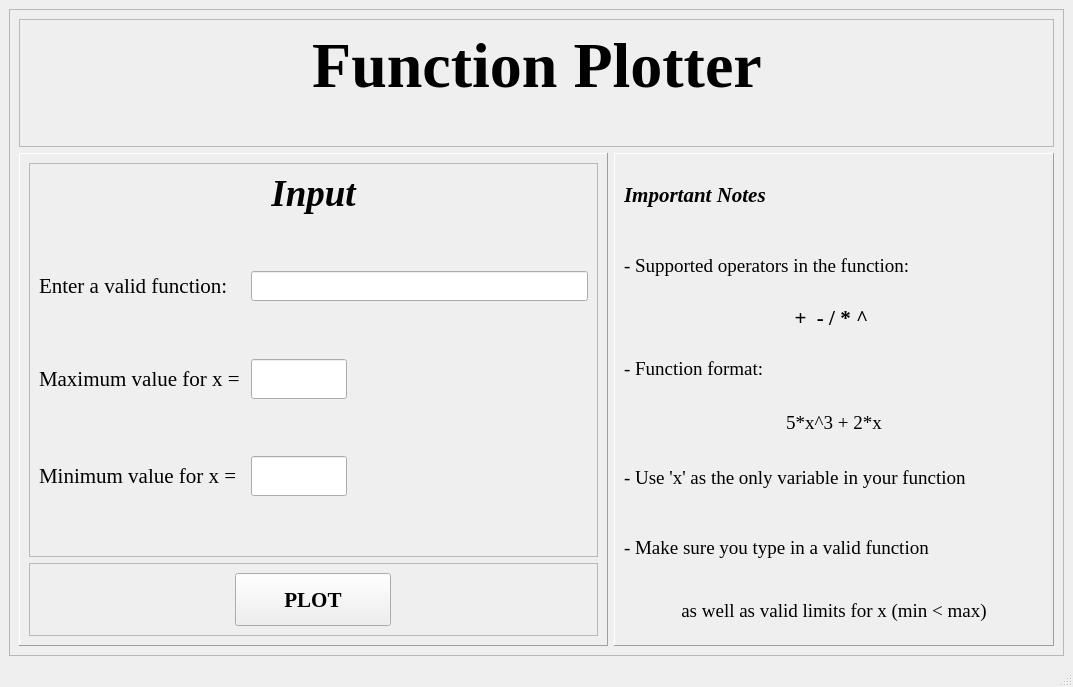
Qt form Design.ui (AbdelrahmanHamdyy/Function-Plotter) before a commit.
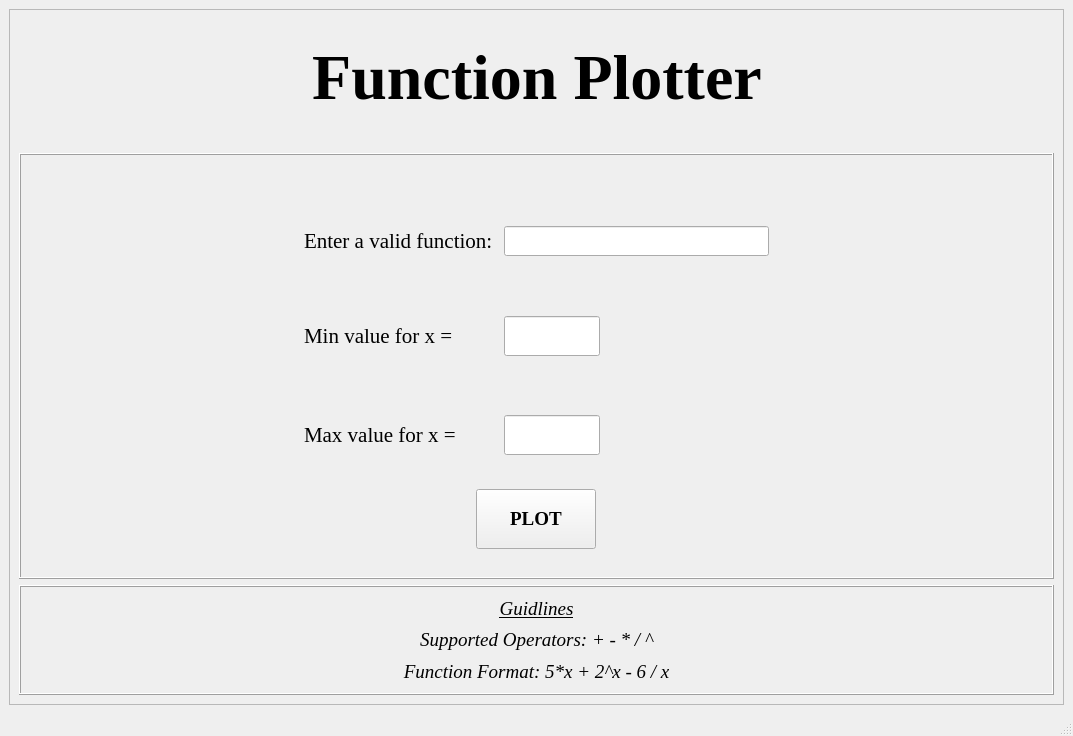
The same form after that commit.

```diff
--- a/Design.ui
+++ b/Design.ui
@@ -7,9 +7,46 @@
     <x>0</x>
     <y>0</y>
     <width>1073</width>
-    <height>687</height>
+    <height>736</height>
    </rect>
   </property>
+  <property name="palette">
+   <palette>
+    <active>
+     <colorrole role="Mid">
+      <brush brushstyle="SolidPattern">
+       <color alpha="255">
+        <red>167</red>
+        <green>167</green>
+        <blue>167</blue>
+       </color>
+      </brush>
+     </colorrole>
+    </active>
+    <inactive>
+     <colorrole role="Mid">
+      <brush brushstyle="SolidPattern">
+       <color alpha="255">
+        <red>167</red>
+        <green>167</green>
+        <blue>167</blue>
+       </color>
+      </brush>
+     </colorrole>
+    </inactive>
+    <disabled>
+     <colorrole role="Mid">
+      <brush brushstyle="SolidPattern">
+       <color alpha="255">
+        <red>167</red>
+        <green>167</green>
+        <blue>167</blue>
+       </color>
+      </brush>
+     </colorrole>
+    </disabled>
+   </palette>
+  </property>
   <property name="windowTitle">
    <string>Function Plotter</string>
   </property>
@@ -20,7 +57,7 @@
       <property name="minimumSize">
        <size>
         <width>850</width>
-        <height>520</height>
+        <height>580</height>
        </size>
       </property>
       <property name="frameShape">
@@ -30,6 +67,93 @@
        <enum>QFrame::Raised</enum>
       </property>
       <layout class="QGridLayout" name="gridLayout_5">
+       <item row="2" column="0" colspan="2">
+        <widget class="QFrame" name="frame_3">
+         <property name="minimumSize">
+          <size>
+           <width>0</width>
+           <height>110</height>
+          </size>
+         </property>
+         <property name="maximumSize">
+          <size>
+           <width>16777215</width>
+           <height>16777215</height>
+          </size>
+         </property>
+         <property name="frameShape">
+          <enum>QFrame::Box</enum>
+         </property>
+         <property name="frameShadow">
+          <enum>QFrame::Raised</enum>
+         </property>
+         <layout class="QGridLayout" name="gridLayout_2">
+          <item row="0" column="0">
+           <widget class="QLabel" name="label_2">
+            <property name="font">
+             <font>
+              <family>Times New Roman</family>
+              <pointsize>14</pointsize>
+              <italic>true</italic>
+              <underline>true</underline>
+             </font>
+            </property>
+            <property name="frameShape">
+             <enum>QFrame::NoFrame</enum>
+            </property>
+            <property name="text">
+             <string>Guidlines</string>
+            </property>
+            <property name="alignment">
+             <set>Qt::AlignCenter</set>
+            </property>
+           </widget>
+          </item>
+          <item row="1" column="0">
+           <widget class="QLabel" name="label_3">
+            <property name="font">
+             <font>
+              <family>Times New Roman</family>
+              <pointsize>14</pointsize>
+              <italic>true</italic>
+              <underline>false</underline>
+             </font>
+            </property>
+            <property name="frameShape">
+             <enum>QFrame::NoFrame</enum>
+            </property>
+            <property name="text">
+             <string>Supported Operators: + - * / ^</string>
+            </property>
+            <property name="alignment">
+             <set>Qt::AlignCenter</set>
+            </property>
+           </widget>
+          </item>
+          <item row="2" column="0">
+           <widget class="QLabel" name="label_4">
+            <property name="font">
+             <font>
+              <family>Times New Roman</family>
+              <pointsize>14</pointsize>
+              <italic>true</italic>
+              <underline>false</underline>
+             </font>
+            </property>
+            <property name="frameShape">
+             <enum>QFrame::NoFrame</enum>
+            </property>
+            <property name="text">
+             <string>Function Format: 5*x + 2^x - 6 / x</string>
+            </property>
+            <property name="alignment">
+             <set>Qt::AlignCenter</set>
+            </property>
+           </widget>
+          </item>
+         </layout>
+        </widget>
+       </item>
        <item row="0" column="0" colspan="2">
         <widget class="QFrame" name="Title">
          <property name="maximumSize">
@@ -39,13 +163,26 @@
           </size>
          </property>
          <property name="frameShape">
-          <enum>QFrame::StyledPanel</enum>
+          <enum>QFrame::NoFrame</enum>
          </property>
          <property name="frameShadow">
           <enum>QFrame::Raised</enum>
          </property>
          <layout class="QGridLayout" name="gridLayout_6">
-          <item row="0" column="0">
+          <item row="1" column="2">
+           <spacer name="horizontalSpacer_2">
+            <property name="orientation">
+             <enum>Qt::Horizontal</enum>
+            </property>
+            <property name="sizeHint" stdset="0">
+             <size>
+              <width>70</width>
+              <height>20</height>
+             </size>
+            </property>
+           </spacer>
+          </item>
+          <item row="1" column="0">
            <spacer name="horizontalSpacer">
             <property name="orientation">
              <enum>Qt::Horizontal</enum>
@@ -61,20 +198,7 @@
             </property>
            </spacer>
           </item>
-          <item row="0" column="2">
-           <spacer name="horizontalSpacer_2">
-            <property name="orientation">
-             <enum>Qt::Horizontal</enum>
-            </property>
-            <property name="sizeHint" stdset="0">
-             <size>
-              <width>70</width>
-              <height>20</height>
-             </size>
-            </property>
-           </spacer>
-          </item>
-          <item row="0" column="1">
+          <item row="1" column="1">
            <widget class="QLabel" name="label_19">
             <property name="font">
              <font>
@@ -93,7 +217,7 @@
             </property>
            </widget>
           </item>
-          <item row="1" column="1">
+          <item row="3" column="1">
            <spacer name="verticalSpacer">
             <property name="orientation">
              <enum>Qt::Vertical</enum>
@@ -106,73 +230,60 @@
             </property>
            </spacer>
           </item>
+          <item row="2" column="1">
+           <spacer name="verticalSpacer_6">
+            <property name="orientation">
+             <enum>Qt::Vertical</enum>
+            </property>
+            <property name="sizeHint" stdset="0">
+             <size>
+              <width>20</width>
+              <height>40</height>
+             </size>
+            </property>
+           </spacer>
+          </item>
+          <item row="0" column="1">
+           <spacer name="verticalSpacer_7">
+            <property name="orientation">
+             <enum>Qt::Vertical</enum>
+            </property>
+            <property name="sizeHint" stdset="0">
+             <size>
+              <width>20</width>
+              <height>40</height>
+             </size>
+            </property>
+           </spacer>
+          </item>
          </layout>
         </widget>
        </item>
-       <item row="1" column="0">
-        <widget class="QFrame" name="Input">
+       <item row="1" column="0" colspan="2">
+        <widget class="QFrame" name="frame_2">
          <property name="frameShape">
-          <enum>QFrame::Panel</enum>
+          <enum>QFrame::Box</enum>
          </property>
          <property name="frameShadow">
           <enum>QFrame::Raised</enum>
          </property>
-         <layout class="QGridLayout" name="gridLayout_7">
-          <item row="1" column="0" colspan="2">
-           <widget class="QFrame" name="frame_2">
+         <layout class="QGridLayout" name="gridLayout_4">
+          <item row="0" column="0">
+           <widget class="QFrame" name="Input">
             <property name="maximumSize">
              <size>
               <width>16777215</width>
-              <height>90</height>
+              <height>525</height>
              </size>
             </property>
             <property name="frameShape">
-             <enum>QFrame::StyledPanel</enum>
+             <enum>QFrame::NoFrame</enum>
             </property>
             <property name="frameShadow">
              <enum>QFrame::Raised</enum>
             </property>
-            <layout class="QGridLayout" name="gridLayout_10">
-             <item row="0" column="0">
-              <widget class="QPushButton" name="pushButton_3">
-               <property name="minimumSize">
-                <size>
-                 <width>0</width>
-                 <height>53</height>
-                </size>
-               </property>
-               <property name="maximumSize">
-                <size>
-                 <width>156</width>
-                 <height>72</height>
-                </size>
-               </property>
-               <property name="font">
-                <font>
-                 <family>Times New Roman</family>
-                 <pointsize>16</pointsize>
-                 <weight>75</weight>
-                 <bold>true</bold>
-                </font>
-               </property>
-               <property name="text">
-                <string>PLOT</string>
-               </property>
-              </widget>
-             </item>
-            </layout>
-           </widget>
-          </item>
-          <item row="0" column="0" colspan="2">
-           <widget class="QFrame" name="frame_3">
-            <property name="frameShape">
-             <enum>QFrame::StyledPanel</enum>
-            </property>
-            <property name="frameShadow">
-             <enum>QFrame::Raised</enum>
-            </property>
-            <layout class="QGridLayout" name="gridLayout_11">
-             <item row="2" column="0">
+            <layout class="QGridLayout" name="gridLayout">
+             <item row="1" column="1">
               <widget class="QLabel" name="label">
                <property name="font">
                 <font>
@@ -185,33 +296,55 @@
                </property>
               </widget>
              </item>
-             <item row="3" column="0">
-              <spacer name="verticalSpacer_3">
-               <property name="orientation">
-                <enum>Qt::Vertical</enum>
-               </property>
-               <property name="sizeHint" stdset="0">
+             <item row="3" column="2">
+              <widget class="QLineEdit" name="lineEdit_8">
+               <property name="minimumSize">
                 <size>
-                 <width>20</width>
+                 <width>0</width>
                  <height>40</height>
                 </size>
                </property>
-              </spacer>
-             </item>
-             <item row="4" column="0">
-              <widget class="QLabel" name="label_8">
+               <property name="maximumSize">
+                <size>
+                 <width>96</width>
+                 <height>16777215</height>
+                </size>
+               </property>
                <property name="font">
                 <font>
                  <family>Times New Roman</family>
-                 <pointsize>16</pointsize>
+                 <pointsize>14</pointsize>
                 </font>
                </property>
-               <property name="text">
-                <string>Maximum value for x = </string>
-               </property>
               </widget>
              </item>
              <item row="2" column="1">
+              <spacer name="verticalSpacer_3">
+               <property name="orientation">
+                <enum>Qt::Vertical</enum>
+               </property>
+               <property name="sizeHint" stdset="0">
+                <size>
+                 <width>20</width>
+                 <height>40</height>
+                </size>
+               </property>
+              </spacer>
+             </item>
+             <item row="4" column="1">
+              <spacer name="verticalSpacer_4">
+               <property name="orientation">
+                <enum>Qt::Vertical</enum>
+               </property>
+               <property name="sizeHint" stdset="0">
+                <size>
+                 <width>20</width>
+                 <height>40</height>
+                </size>
+               </property>
+              </spacer>
+             </item>
+             <item row="1" column="2">
               <widget class="QLineEdit" name="lineEdit_7">
                <property name="minimumSize">
                 <size>
@@ -221,7 +354,7 @@
                </property>
                <property name="maximumSize">
                 <size>
-                 <width>800</width>
+                 <width>479</width>
                  <height>16777215</height>
                 </size>
                </property>
@@ -233,87 +366,46 @@
                </property>
               </widget>
              </item>
-             <item row="5" column="0">
-              <spacer name="verticalSpacer_4">
+             <item row="1" column="3">
+              <spacer name="horizontalSpacer_4">
                <property name="orientation">
-                <enum>Qt::Vertical</enum>
+                <enum>Qt::Horizontal</enum>
                </property>
                <property name="sizeHint" stdset="0">
                 <size>
-                 <width>20</width>
-                 <height>40</height>
-                </size>
-               </property>
-              </spacer>
-             </item>
-             <item row="6" column="0">
-              <widget class="QLabel" name="label_10">
-               <property name="font">
-                <font>
-                 <family>Times New Roman</family>
-                 <pointsize>16</pointsize>
-                </font>
-               </property>
-               <property name="text">
-                <string>Minimum value for x = </string>
-               </property>
-              </widget>
-             </item>
-             <item row="7" column="0">
-              <spacer name="verticalSpacer_5">
-               <property name="orientation">
-                <enum>Qt::Vertical</enum>
-               </property>
-               <property name="sizeHint" stdset="0">
-                <size>
-                 <width>20</width>
-                 <height>40</height>
+                 <width>40</width>
+                 <height>20</height>
                 </size>
                </property>
               </spacer>
              </item>
              <item row="1" column="0">
-              <spacer name="verticalSpacer_2">
+              <spacer name="horizontalSpacer_3">
                <property name="orientation">
-                <enum>Qt::Vertical</enum>
+                <enum>Qt::Horizontal</enum>
                </property>
                <property name="sizeHint" stdset="0">
                 <size>
-                 <width>20</width>
-                 <height>40</height>
+                 <width>40</width>
+                 <height>20</height>
                 </size>
                </property>
               </spacer>
              </item>
-             <item row="0" column="0" colspan="2">
-              <widget class="QLabel" name="label_18">
-               <property name="maximumSize">
-                <size>
-                 <width>16777215</width>
-                 <height>56</height>
-                </size>
-               </property>
+             <item row="5" column="1">
+              <widget class="QLabel" name="label_10">
                <property name="font">
                 <font>
                  <family>Times New Roman</family>
-                 <pointsize>28</pointsize>
-                 <weight>75</weight>
-                 <italic>true</italic>
-                 <bold>true</bold>
+                 <pointsize>16</pointsize>
                 </font>
                </property>
-               <property name="frameShadow">
-                <enum>QFrame::Sunken</enum>
-               </property>
                <property name="text">
-                <string>Input</string>
-               </property>
-               <property name="alignment">
-                <set>Qt::AlignHCenter|Qt::AlignTop</set>
+                <string>Max value for x = </string>
                </property>
               </widget>
              </item>
-             <item row="6" column="1">
+             <item row="5" column="2">
               <widget class="QLineEdit" name="lineEdit_10">
                <property name="minimumSize">
                 <size>
@@ -335,26 +427,69 @@
                </property>
               </widget>
              </item>
-             <item row="4" column="1">
-              <widget class="QLineEdit" name="lineEdit_8">
-               <property name="minimumSize">
+             <item row="0" column="1">
+              <spacer name="verticalSpacer_2">
+               <property name="orientation">
+                <enum>Qt::Vertical</enum>
+               </property>
+               <property name="sizeHint" stdset="0">
                 <size>
-                 <width>0</width>
+                 <width>20</width>
                  <height>40</height>
                 </size>
                </property>
+              </spacer>
+             </item>
+             <item row="3" column="1">
+              <widget class="QLabel" name="label_8">
+               <property name="font">
+                <font>
+                 <family>Times New Roman</family>
+                 <pointsize>16</pointsize>
+                </font>
+               </property>
+               <property name="text">
+                <string>Min value for x = </string>
+               </property>
+              </widget>
+             </item>
+            </layout>
+           </widget>
+          </item>
+          <item row="1" column="0">
+           <widget class="QFrame" name="frame_4">
+            <property name="minimumSize">
+             <size>
+              <width>0</width>
+              <height>98</height>
+             </size>
+            </property>
+            <property name="frameShape">
+             <enum>QFrame::NoFrame</enum>
+            </property>
+            <property name="frameShadow">
+             <enum>QFrame::Raised</enum>
+            </property>
+            <layout class="QGridLayout" name="gridLayout_3">
+             <item row="0" column="0">
+              <widget class="QPushButton" name="pushButton">
                <property name="maximumSize">
                 <size>
-                 <width>96</width>
-                 <height>16777215</height>
+                 <width>120</width>
+                 <height>60</height>
                 </size>
                </property>
                <property name="font">
                 <font>
                  <family>Times New Roman</family>
                  <pointsize>14</pointsize>
+                 <weight>75</weight>
+                 <bold>true</bold>
                 </font>
                </property>
+               <property name="text">
+                <string>PLOT</string>
+               </property>
               </widget>
              </item>
             </layout>
@@ -363,171 +498,6 @@
          </layout>
         </widget>
        </item>
-       <item row="1" column="1">
-        <widget class="QFrame" name="Notes">
-         <property name="maximumSize">
-          <size>
-           <width>440</width>
-           <height>16777215</height>
-          </size>
-         </property>
-         <property name="whatsThis">
-          <string/>
-         </property>
-         <property name="accessibleName">
-          <string/>
-         </property>
-         <property name="frameShape">
-          <enum>QFrame::Panel</enum>
-         </property>
-         <property name="frameShadow">
-          <enum>QFrame::Raised</enum>
-         </property>
-         <layout class="QGridLayout" name="gridLayout_8">
-          <item row="0" column="0">
-           <widget class="QLabel" name="label_9">
-            <property name="font">
-             <font>
-              <family>Times New Roman</family>
-              <pointsize>16</pointsize>
-              <weight>75</weight>
-              <italic>true</italic>
-              <bold>true</bold>
-             </font>
-            </property>
-            <property name="text">
-             <string>Important Notes</string>
-            </property>
-            <property name="alignment">
-             <set>Qt::AlignLeading|Qt::AlignLeft|Qt::AlignVCenter</set>
-            </property>
-           </widget>
-          </item>
-          <item row="3" column="0">
-           <widget class="QLabel" name="label_13">
-            <property name="font">
-             <font>
-              <family>Times New Roman</family>
-              <pointsize>14</pointsize>
-             </font>
-            </property>
-            <property name="text">
-             <string>- Function format:</string>
-            </property>
-           </widget>
-          </item>
-          <item row="6" column="0">
-           <widget class="QLabel" name="label_16">
-            <property name="font">
-             <font>
-              <family>Times New Roman</family>
-              <pointsize>14</pointsize>
-             </font>
-            </property>
-            <property name="text">
-             <string>- Make sure you type in a valid function</string>
-            </property>
-           </widget>
-          </item>
-          <item row="1" column="0">
-           <widget class="QLabel" name="label_11">
-            <property name="font">
-             <font>
-              <family>Times New Roman</family>
-              <pointsize>14</pointsize>
-             </font>
-            </property>
-            <property name="text">
-             <string>- Supported operators in the function:</string>
-            </property>
-           </widget>
-          </item>
-          <item row="4" column="0">
-           <widget class="QLabel" name="label_14">
-            <property name="maximumSize">
-             <size>
-              <width>428</width>
-              <height>32</height>
-             </size>
-            </property>
-            <property name="font">
-             <font>
-              <family>Times New Roman</family>
-              <pointsize>14</pointsize>
-              <weight>50</weight>
-              <bold>false</bold>
-             </font>
-            </property>
-            <property name="text">
-             <string>5*x^3 + 2*x</string>
-            </property>
-            <property name="alignment">
-             <set>Qt::AlignCenter</set>
-            </property>
-           </widget>
-          </item>
-          <item row="2" column="0">
-           <widget class="QLabel" name="label_12">
-            <property name="maximumSize">
-             <size>
-              <width>428</width>
-              <height>27</height>
-             </size>
-            </property>
-            <property name="font">
-             <font>
-              <family>Times New Roman</family>
-              <pointsize>16</pointsize>
-              <weight>75</weight>
-              <bold>true</bold>
-             </font>
-            </property>
-            <property name="text">
-             <string>+  - / * ^ </string>
-            </property>
-            <property name="alignment">
-             <set>Qt::AlignCenter</set>
-            </property>
-           </widget>
-          </item>
-          <item row="5" column="0">
-           <widget class="QLabel" name="label_15">
-            <property name="font">
-             <font>
-              <family>Times New Roman</family>
-              <pointsize>14</pointsize>
-             </font>
-            </property>
-            <property name="text">
-             <string>- Use 'x' as the only variable in your function</string>
-            </property>
-           </widget>
-          </item>
-          <item row="7" column="0">
-           <widget class="QLabel" name="label_17">
-            <property name="maximumSize">
-             <size>
-              <width>16777215</width>
-              <height>50</height>
-             </size>
-            </property>
-            <property name="font">
-             <font>
-              <family>Times New Roman</family>
-              <pointsize>14</pointsize>
-             </font>
-            </property>
-            <property name="text">
-             <string>as well as valid limits for x (min &lt; max)</string>
-            </property>
-            <property name="alignment">
-             <set>Qt::AlignCenter</set>
-            </property>
-           </widget>
-          </item>
-         </layout>
-        </widget>
-       </item>
       </layout>
      </widget>
     </item>
```
